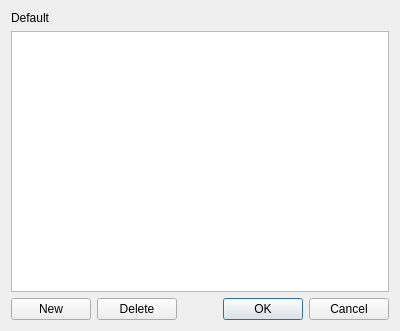
The window that src/gui/listboxdialog.ui (august-alt/gpui) describes before a commit, drawn with Qt 5.
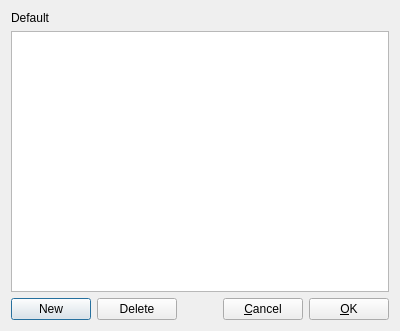
The same window after the commit. Icons and pictures are not drawn.

Commit message: fix: fix translations of default dialog buttons, fix: #74050

```diff
--- a/src/gui/listboxdialog.ui
+++ b/src/gui/listboxdialog.ui
@@ -57,12 +57,22 @@
       </spacer>
      </item>
      <item>
-      <widget class="QDialogButtonBox" name="buttonBox">
-       <property name="orientation">
-        <enum>Qt::Horizontal</enum>
+      <widget class="QPushButton" name="cancelPushButton">
+       <property name="text">
+        <string>&amp;Cancel</string>
        </property>
-       <property name="standardButtons">
-        <set>QDialogButtonBox::Cancel|QDialogButtonBox::Ok</set>
+       <property name="icon">
+        <iconset theme="cancel"/>
+       </property>
+      </widget>
+     </item>
+     <item>
+      <widget class="QPushButton" name="okPushButton">
+       <property name="text">
+        <string>&amp;OK</string>
+       </property>
+       <property name="icon">
+        <iconset theme="ok"/>
        </property>
       </widget>
      </item>
```
Left out of the diff: 35 changed lines with no effect on the pictures. The commit also changes 7 other files.
